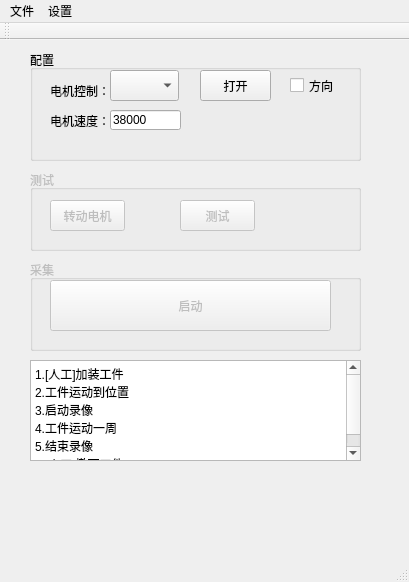
This is trunk/ProjectCode/SGVcode/main_qt_test/mainwindow.ui in blacksherry0831/slicOutDoorParallelCollection.Spiral as Qt 5 draws it before an edit. The edited form follows.
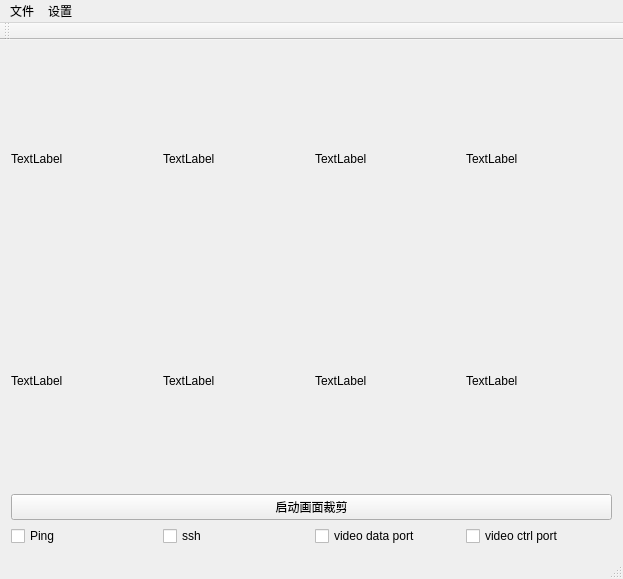
This is the edited form.

Diff of the .ui file:
```diff
--- a/trunk/ProjectCode/SGVcode/main_qt_test/mainwindow.ui
+++ b/trunk/ProjectCode/SGVcode/main_qt_test/mainwindow.ui
@@ -6,213 +6,143 @@
    <rect>
     <x>0</x>
     <y>0</y>
-    <width>409</width>
-    <height>582</height>
+    <width>623</width>
+    <height>579</height>
    </rect>
   </property>
+  <property name="sizePolicy">
+   <sizepolicy hsizetype="Expanding" vsizetype="Expanding">
+    <horstretch>0</horstretch>
+    <verstretch>0</verstretch>
+   </sizepolicy>
+  </property>
   <property name="windowTitle">
    <string>南京原觉信息科技有限公司-工业视觉探伤</string>
   </property>
   <widget class="QWidget" name="centralWidget">
-   <widget class="QPlainTextEdit" name="plainTextEdit">
-    <property name="geometry">
-     <rect>
-      <x>30</x>
-      <y>320</y>
-      <width>331</width>
-      <height>101</height>
-     </rect>
-    </property>
-    <property name="plainText">
-     <string>1.[人工]加装工件
-2.工件运动到位置
-3.启动录像
-4.工件运动一周
-5.结束录像
-6.[人工]撤下工件</string>
-    </property>
-   </widget>
-   <widget class="QGroupBox" name="groupBox_work">
-    <property name="enabled">
-     <bool>false</bool>
-    </property>
-    <property name="geometry">
-     <rect>
-      <x>30</x>
-      <y>220</y>
-      <width>331</width>
-      <height>91</height>
-     </rect>
-    </property>
-    <property name="title">
-     <string>采集</string>
-    </property>
-    <widget class="QPushButton" name="pushButton_CameraStart">
-     <property name="geometry">
-      <rect>
-       <x>20</x>
-       <y>20</y>
-       <width>281</width>
-       <height>51</height>
-      </rect>
-     </property>
-     <property name="text">
-      <string>启动</string>
-     </property>
-    </widget>
-   </widget>
-   <widget class="QGroupBox" name="groupBox_test">
-    <property name="enabled">
-     <bool>false</bool>
-    </property>
-    <property name="geometry">
-     <rect>
-      <x>30</x>
-      <y>130</y>
-      <width>331</width>
-      <height>81</height>
-     </rect>
-    </property>
-    <property name="title">
-     <string>测试</string>
-    </property>
-    <widget class="QPushButton" name="pushButton_test">
-     <property name="geometry">
-      <rect>
-       <x>150</x>
-       <y>30</y>
-       <width>75</width>
-       <height>31</height>
-      </rect>
-     </property>
-     <property name="text">
-      <string>测试</string>
-     </property>
-     <property name="default">
-      <bool>false</bool>
-     </property>
-     <property name="flat">
-      <bool>false</bool>
-     </property>
-    </widget>
-    <widget class="QPushButton" name="pushButton_MotorRun">
-     <property name="geometry">
-      <rect>
-       <x>20</x>
-       <y>30</y>
-       <width>75</width>
-       <height>31</height>
-      </rect>
-     </property>
-     <property name="text">
-      <string>转动电机</string>
-     </property>
-    </widget>
-   </widget>
-   <widget class="QGroupBox" name="groupBox_4">
-    <property name="geometry">
-     <rect>
-      <x>30</x>
-      <y>10</y>
-      <width>331</width>
-      <height>111</height>
-     </rect>
-    </property>
-    <property name="title">
-     <string>配置</string>
-    </property>
-    <widget class="QComboBox" name="comboBox_SerialPort">
-     <property name="geometry">
-      <rect>
-       <x>80</x>
-       <y>20</y>
-       <width>69</width>
-       <height>31</height>
-      </rect>
-     </property>
-    </widget>
-    <widget class="QLabel" name="label">
-     <property name="geometry">
-      <rect>
-       <x>20</x>
-       <y>30</y>
-       <width>71</width>
-       <height>21</height>
-      </rect>
-     </property>
-     <property name="text">
-      <string>电机控制：</string>
-     </property>
-     <property name="textFormat">
-      <enum>Qt::PlainText</enum>
-     </property>
-    </widget>
-    <widget class="QPushButton" name="pushButton_SerialPort">
-     <property name="geometry">
-      <rect>
-       <x>170</x>
-       <y>20</y>
-       <width>71</width>
-       <height>31</height>
-      </rect>
-     </property>
-     <property name="text">
-      <string>打开</string>
-     </property>
-    </widget>
-    <widget class="QLineEdit" name="lineEdit_Speed">
-     <property name="geometry">
-      <rect>
-       <x>80</x>
-       <y>60</y>
-       <width>71</width>
-       <height>20</height>
-      </rect>
-     </property>
-     <property name="text">
-      <string>38000</string>
-     </property>
-     <property name="maxLength">
-      <number>5</number>
-     </property>
-    </widget>
-    <widget class="QLabel" name="label_2">
-     <property name="geometry">
-      <rect>
-       <x>20</x>
-       <y>60</y>
-       <width>71</width>
-       <height>21</height>
-      </rect>
-     </property>
-     <property name="text">
-      <string>电机速度：</string>
-     </property>
-     <property name="textFormat">
-      <enum>Qt::PlainText</enum>
-     </property>
-    </widget>
-   </widget>
-   <widget class="QCheckBox" name="checkBox_RunDirect">
-    <property name="geometry">
-     <rect>
-      <x>290</x>
-      <y>30</y>
-      <width>51</width>
-      <height>31</height>
-     </rect>
-    </property>
-    <property name="text">
-     <string>方向</string>
-    </property>
-   </widget>
+   <property name="enabled">
+    <bool>true</bool>
+   </property>
+   <property name="sizePolicy">
+    <sizepolicy hsizetype="Expanding" vsizetype="Expanding">
+     <horstretch>0</horstretch>
+     <verstretch>0</verstretch>
+    </sizepolicy>
+   </property>
+   <property name="focusPolicy">
+    <enum>Qt::ClickFocus</enum>
+   </property>
+   <layout class="QVBoxLayout" name="verticalLayout">
+    <item>
+     <layout class="QGridLayout" name="gridLayout">
+      <item row="0" column="0">
+       <widget class="QLabel" name="label">
+        <property name="text">
+         <string>TextLabel</string>
+        </property>
+       </widget>
+      </item>
+      <item row="0" column="1">
+       <widget class="QLabel" name="label_5">
+        <property name="text">
+         <string>TextLabel</string>
+        </property>
+       </widget>
+      </item>
+      <item row="0" column="2">
+       <widget class="QLabel" name="label_6">
+        <property name="text">
+         <string>TextLabel</string>
+        </property>
+       </widget>
+      </item>
+      <item row="0" column="3">
+       <widget class="QLabel" name="label_7">
+        <property name="text">
+         <string>TextLabel</string>
+        </property>
+       </widget>
+      </item>
+      <item row="1" column="0">
+       <widget class="QLabel" name="label_2">
+        <property name="text">
+         <string>TextLabel</string>
+        </property>
+       </widget>
+      </item>
+      <item row="1" column="1">
+       <widget class="QLabel" name="label_8">
+        <property name="text">
+         <string>TextLabel</string>
+        </property>
+       </widget>
+      </item>
+      <item row="1" column="2">
+       <widget class="QLabel" name="label_9">
+        <property name="text">
+         <string>TextLabel</string>
+        </property>
+       </widget>
+      </item>
+      <item row="1" column="3">
+       <widget class="QLabel" name="label_10">
+        <property name="text">
+         <string>TextLabel</string>
+        </property>
+       </widget>
+      </item>
+     </layout>
+    </item>
+    <item>
+     <widget class="QPushButton" name="pushButton_cutArea">
+      <property name="text">
+       <string>启动画面裁剪</string>
+      </property>
+      <property name="flat">
+       <bool>false</bool>
+      </property>
+     </widget>
+    </item>
+    <item>
+     <layout class="QGridLayout" name="gridLayout_2">
+      <item row="0" column="0">
+       <widget class="QCheckBox" name="checkBox_ping">
+        <property name="text">
+         <string>Ping</string>
+        </property>
+       </widget>
+      </item>
+      <item row="0" column="1">
+       <widget class="QCheckBox" name="checkBox_ssh">
+        <property name="text">
+         <string>ssh</string>
+        </property>
+       </widget>
+      </item>
+      <item row="0" column="2">
+       <widget class="QCheckBox" name="checkBox_video_port">
+        <property name="text">
+         <string>video data port</string>
+        </property>
+       </widget>
+      </item>
+      <item row="0" column="3">
+       <widget class="QCheckBox" name="checkBox_ctrl_port">
+        <property name="text">
+         <string>video ctrl port</string>
+        </property>
+       </widget>
+      </item>
+     </layout>
+    </item>
+   </layout>
   </widget>
   <widget class="QMenuBar" name="menuBar">
    <property name="geometry">
     <rect>
      <x>0</x>
      <y>0</y>
-     <width>409</width>
+     <width>623</width>
      <height>23</height>
     </rect>
    </property>
```
Left out of the diff: 2 changed lines with no effect on the pictures.
